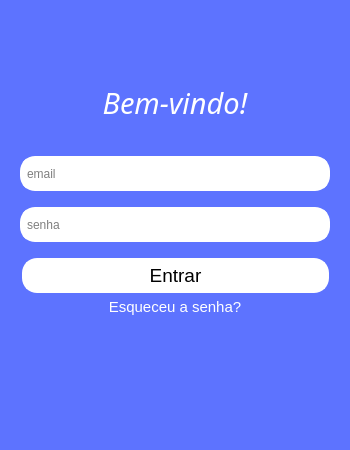
First picture: the form in interface/login.ui, repository IanLuan/PySchool, before the edit.
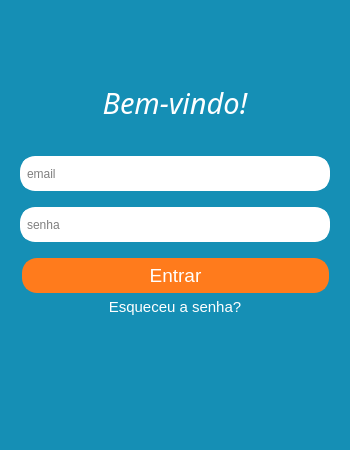
Second picture: the form after the edit.

Patch:
```diff
--- a/interface/login.ui
+++ b/interface/login.ui
@@ -26,16 +26,16 @@
    <string>MainWindow</string>
   </property>
   <property name="styleSheet">
-   <string notr="true">background-color: rgb(93, 115, 255)
+   <string notr="true">background-color:  rgb(21, 143, 181)
 </string>
   </property>
   <widget class="QWidget" name="centralwidget">
    <widget class="QLabel" name="label">
     <property name="geometry">
      <rect>
-      <x>100</x>
+      <x>75</x>
       <y>64</y>
-      <width>150</width>
+      <width>200</width>
       <height>77</height>
      </rect>
     </property>
@@ -49,7 +49,7 @@
      </font>
     </property>
     <property name="styleSheet">
-     <string notr="true">color: rgb(255, 255, 255);</string>
+     <string notr="true">color: #fff;</string>
     </property>
     <property name="text">
      <string>Bem-vindo!</string>
@@ -161,9 +161,10 @@
      </font>
     </property>
     <property name="styleSheet">
-     <string notr="true">border: 2px solid white;
+     <string notr="true">border: 2px solid rgb(255, 123, 28);
 border-radius: 15px;
-background-color: rgb(255, 255, 255);</string>
+background-color: rgb(255, 123, 28);
+color: #fff;</string>
     </property>
     <property name="text">
      <string>Entrar</string>
```
